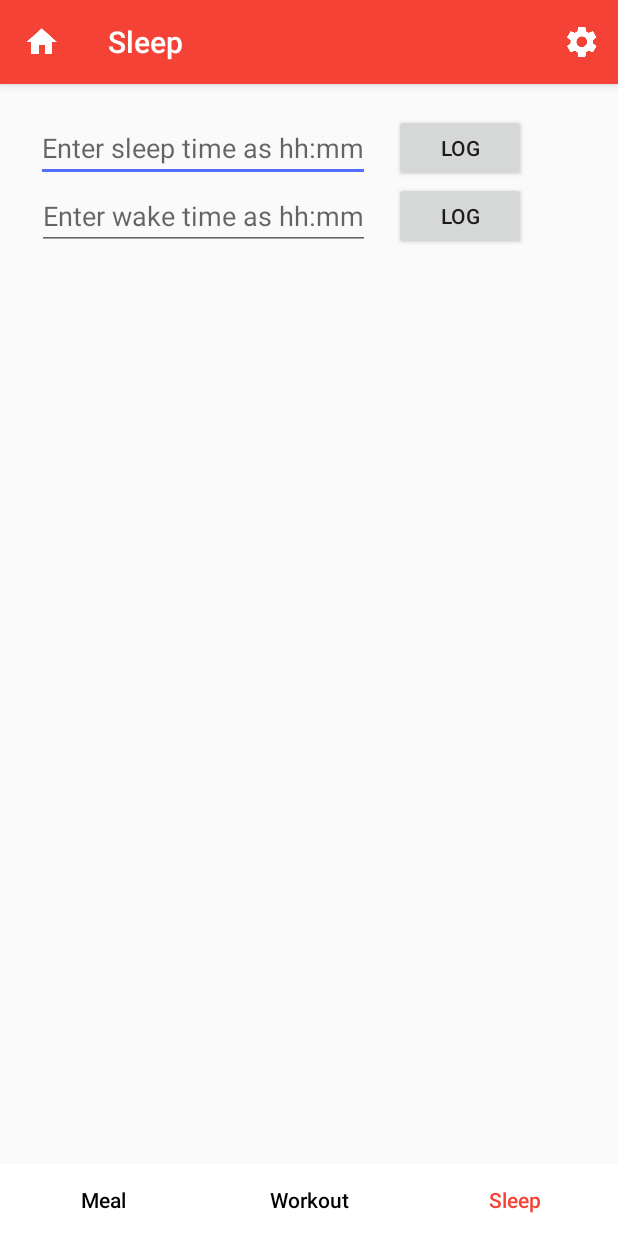
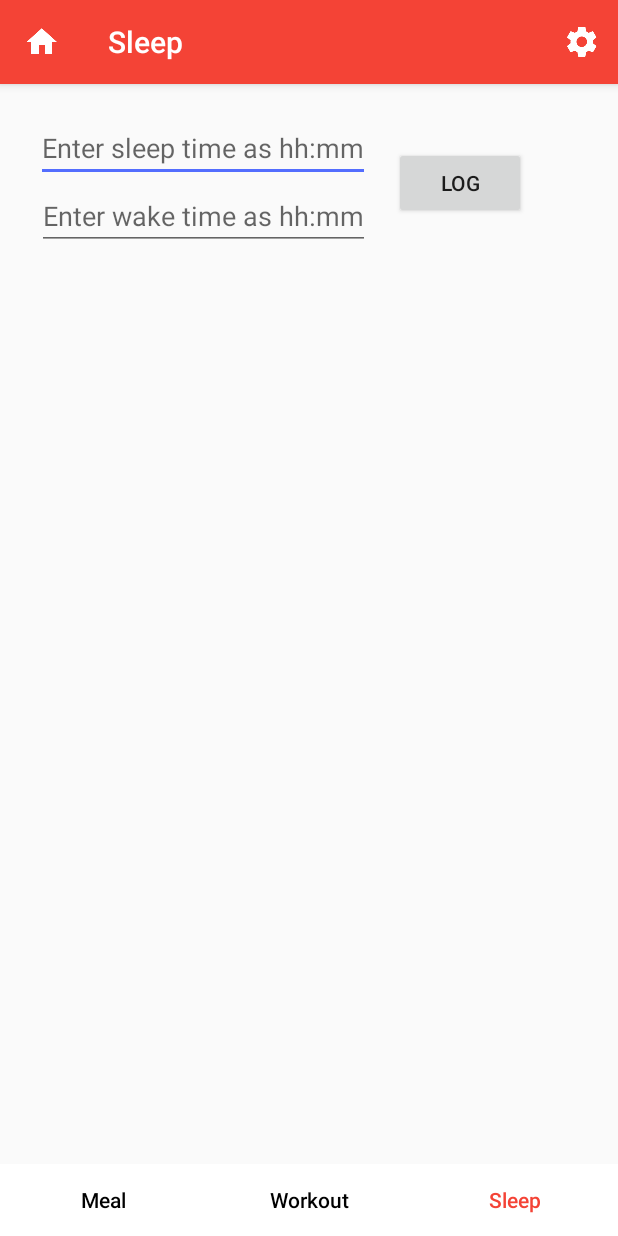
Before and after one commit to jalanp/Lifestylist, an Android app: the SleepActivity screen opened directly, with no data from a screen before it, on a phone screen of 412 x 824 dp. Run offline under Robolectric (Android 15) with nearby library versions, the phone set to English and light mode, and no system bars.

Commit message:
Fixed Time, Logging Capabilities

```diff
--- a/app/src/main/res/layout/log_calories.xml
+++ b/app/src/main/res/layout/log_calories.xml
@@ -29,6 +29,7 @@
             android:layout_alignBottom="@+id/calories"
             android:layout_toRightOf="@+id/calories"
             android:layout_marginLeft="16dp"
+            android:onClick="logCalories"
             />
         <TextView
             android:id="@+id/mealLog"
--- a/app/src/main/res/layout/log_sleep.xml
+++ b/app/src/main/res/layout/log_sleep.xml
@@ -28,10 +28,10 @@
             android:text="Log"
             android:layout_marginLeft="16dp"
             android:layout_marginStart="16dp"
-            android:layout_alignTop="@+id/sleepTime"
+            android:layout_marginTop="42dp"
             android:layout_toRightOf="@+id/sleepTime"
-            android:layout_toEndOf="@+id/sleepTime"
-            android:layout_above="@+id/wakeTime" />
+            android:onClick="logSleepTimes"
+             />
         <EditText
             android:id="@+id/wakeTime"
             android:layout_width="wrap_content"
@@ -41,15 +41,7 @@
             android:layout_below="@+id/sleepTime"
             android:layout_toLeftOf="@+id/logSleepButton"
             android:layout_toStartOf="@+id/logSleepButton" />
-        <Button
-            android:id="@+id/logWakeButton"
-            android:layout_width="wrap_content"
-            android:layout_height="wrap_content"
-            android:text="Log"
-            android:layout_below="@+id/logSleepButton"
-            android:layout_alignLeft="@+id/logSleepButton"
-            android:layout_alignStart="@+id/logSleepButton"
-            android:layout_alignBottom="@+id/wakeTime" />
+
         <TextView
             android:id="@+id/sleepLog"
             android:layout_width="wrap_content"
--- a/app/src/main/res/layout/log_workout.xml
+++ b/app/src/main/res/layout/log_workout.xml
@@ -29,7 +29,8 @@
             android:layout_marginStart="22dp"
             android:layout_alignBottom="@+id/activeMinutes"
             android:layout_toRightOf="@+id/activeMinutes"
-            android:layout_toEndOf="@+id/activeMinutes" />
+            android:layout_toEndOf="@+id/activeMinutes"
+            android:onClick="logActiveMinutes" />
 
         <TextView
             android:id="@+id/workoutLog"
```
Also changed, not shown: app/src/main/java/com/a3a04/android/lifestylist/meal/MealActivity.java (+18 -21 lines), app/src/main/java/com/a3a04/android/lifestylist/sleep/SleepActivity.java (+63 -34 lines), app/src/main/java/com/a3a04/android/lifestylist/sleep/SleepController.java (+7 -3 lines), app/src/main/java/com/a3a04/android/lifestylist/workout/WorkoutActivity.java (+19 -21 lines).
